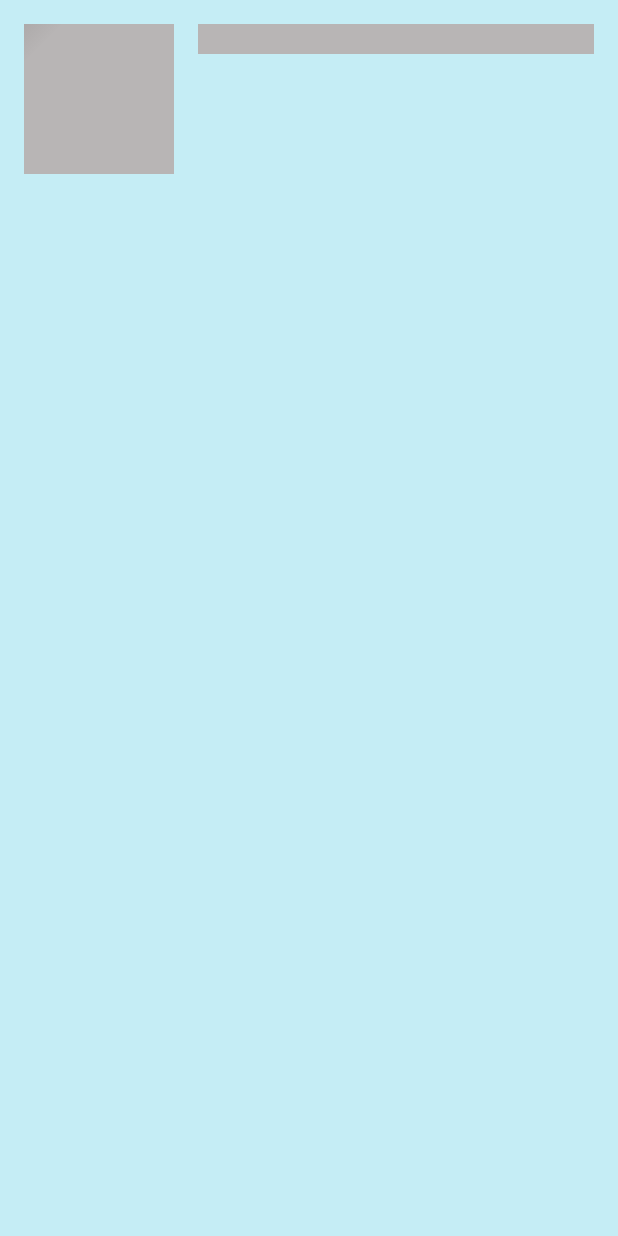
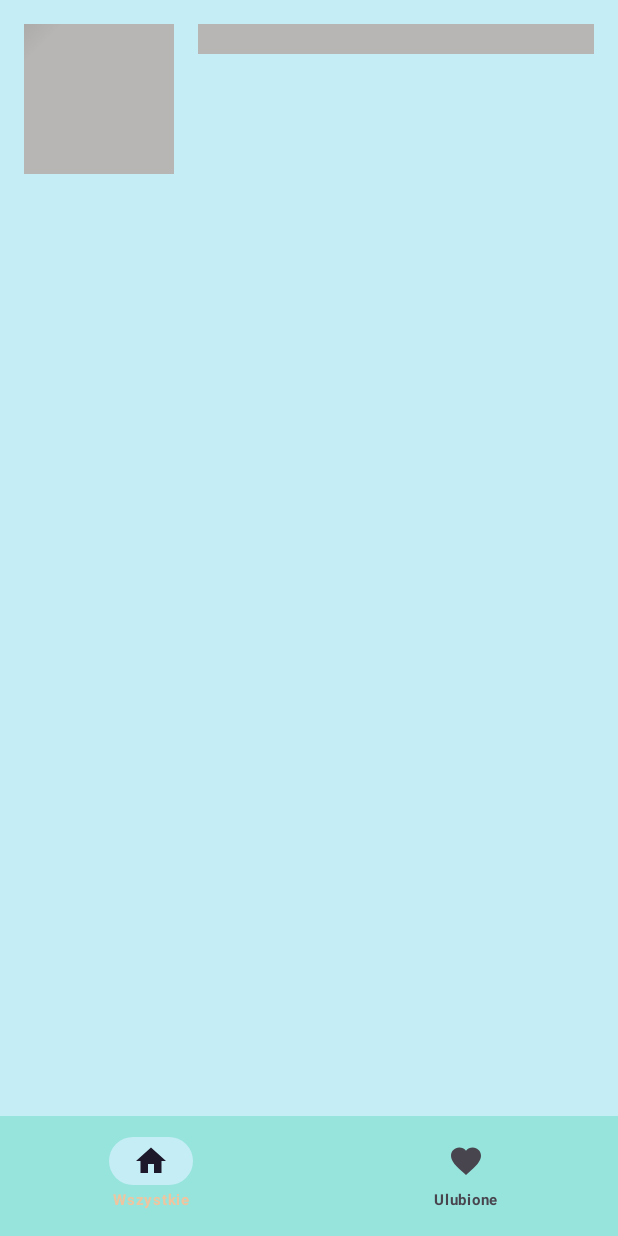
Before and after one commit to texnariO/tanibilet, an Android app built with Jetpack Compose: the screen it shows after launch (MainActivity), on a phone screen of 412 x 824 dp. Run offline under Robolectric (Android 15) with nearby library versions, the phone set to English and light mode, and no system bars; our stand-ins replace Dagger/Hilt's generated code, Room's generated code, Shimmer.

Commit message:
Stop working

```diff
--- a/app/src/main/java/com/example/tanibilet/di/data/AppModule.kt
+++ b/app/src/main/java/com/example/tanibilet/di/data/AppModule.kt
@@ -1,5 +1,6 @@
 package com.example.tanibilet.di.data
 
+import androidx.room.Room
 import dagger.Module
 import dagger.Provides
 import dagger.hilt.InstallIn
@@ -34,4 +35,5 @@ object AppModule {
             .create(DatabaseApi::class.java)
     }
 
+
 }
--- a/app/src/main/java/com/example/tanibilet/presentation/screens/startscreen/StartScreen.kt
+++ b/app/src/main/java/com/example/tanibilet/presentation/screens/startscreen/StartScreen.kt
@@ -1,11 +1,22 @@
 package com.example.tanibilet.presentation.screens.startscreen
 
-import android.util.Log
+
 import androidx.compose.foundation.layout.fillMaxSize
 import androidx.compose.foundation.layout.fillMaxWidth
 import androidx.compose.foundation.layout.padding
 import androidx.compose.foundation.lazy.LazyColumn
 import androidx.compose.foundation.rememberScrollState
+import androidx.compose.material.icons.Icons
+import androidx.compose.material.icons.filled.Favorite
+import androidx.compose.material.icons.filled.Home
+import androidx.compose.material3.Icon
+import androidx.compose.material3.MaterialTheme
+import androidx.compose.material3.NavigationBar
+import androidx.compose.material3.NavigationBarItem
+import androidx.compose.material3.NavigationBarItemColors
+import androidx.compose.material3.NavigationBarItemDefaults
+import androidx.compose.material3.Scaffold
+import androidx.compose.material3.Text
 import androidx.compose.runtime.Composable
 import androidx.compose.runtime.LaunchedEffect
 import androidx.compose.runtime.getValue
@@ -17,28 +28,74 @@ import androidx.hilt.navigation.compose.hiltViewModel
 import androidx.navigation.NavController
 import com.example.tanibilet.presentation.screens.startscreen.elements.ShimmerListItem
 import com.example.tanibilet.presentation.utils.classes.ui.TourCard
+import android.content.Context
 
 @Composable
 fun StartScreen(
     navController: NavController,
     viewModel: StartViewModel = hiltViewModel()
 ) {
-    var isAtEnd by remember { mutableStateOf(false)}
+    var selectedTab by remember { mutableStateOf(0) }
+    val state = viewModel.state
+    Scaffold(
+        bottomBar = {
+            BottomBarNavigation(selectedTab = selectedTab) { tab ->
+                selectedTab = tab
+            }
+        }
+    ) { paddingValues ->
+        LazyColumn(
+            modifier = Modifier
+                .padding(paddingValues)
+                .fillMaxSize()
+        ) {
+            items(1) {
+                ShimmerListItem(
+                    isLoading = state.value.isLoading, contentAffterLoading = {
+                        if (selectedTab == 0) {
+                            viewModel.onEvent(StartScreenEvent.TakeInformationAboutAllTours)
+                            for (tourInfo in state.value.listOffer!!) {
+                                TourCard(tourInfo = tourInfo, navController)
+                            }
+                        }
+                    }, modifier = Modifier
+                        .fillMaxWidth()
+                        .padding(16.dp)
+                )
+            }
+        }
 
-    val scrollState = rememberScrollState()
-    val state = viewModel.state
-    LazyColumn(modifier = Modifier.fillMaxSize(), userScrollEnabled = !isAtEnd){
-        items(1){
-            ShimmerListItem(isLoading = state.value.isLoading, contentAffterLoading = { for(tourInfo in state.value.listOffer!!){
-                TourCard(tourInfo = tourInfo, navController)
-            } }, modifier = Modifier
-                .fillMaxWidth()
-                .padding(16.dp))
-        }
     }
-    LaunchedEffect(scrollState.value){
-        Log.e("Lazy Column",scrollState.maxValue.toString())
-        val maxScroll = scrollState.maxValue
-        isAtEnd = scrollState.value >= maxScroll
+
+
+}
+
+@Composable
+fun BottomBarNavigation(selectedTab: Int, onTabSelected: (Int) -> Unit) {
+    NavigationBar(containerColor = MaterialTheme.colorScheme.tertiary) {
+        NavigationBarItem(
+            selected = selectedTab == 0,
+            onClick = { onTabSelected(0) },
+            icon = {
+                Icon(
+                    imageVector = Icons.Default.Home,
+                    contentDescription = "Home page"
+                )
+            },
+            label = { Text(text = "Wszystkie") },
+            colors = NavigationBarItemDefaults.colors(indicatorColor = MaterialTheme.colorScheme.background)
+        )
+        NavigationBarItem(
+            selected = selectedTab == 1,
+            onClick = { onTabSelected(1) },
+            icon = {
+                Icon(
+                    imageVector = Icons.Default.Favorite,
+                    contentDescription = "Favorite List"
+                )
+            },
+            label = { Text(text = "Ulubione") },
+            colors = NavigationBarItemDefaults.colors(indicatorColor = MaterialTheme.colorScheme.background)
+        )
     }
 }
--- /dev/null
+++ b/app/src/main/java/com/example/tanibilet/presentation/screens/startscreen/StartScreenEvent.kt
@@ -0,0 +1,5 @@
+package com.example.tanibilet.presentation.screens.startscreen
+
+sealed class StartScreenEvent {
+    object TakeInformationAboutAllTours: StartScreenEvent()
+}
--- a/app/src/main/java/com/example/tanibilet/presentation/screens/startscreen/StartState.kt
+++ b/app/src/main/java/com/example/tanibilet/presentation/screens/startscreen/StartState.kt
@@ -4,5 +4,6 @@ import com.example.tanibilet.presentation.utils.classes.TourShortInfo
 
 data class StartState(
     val listOffer: List<TourShortInfo>? = null,
-    val isLoading: Boolean = false,
+    val isLoading: Boolean = true,
+    val listFavoriteOffer: List<TourShortInfo>? = null
 )
```
Also changed, not shown: app/build.gradle.kts (+14 -1 lines), app/src/main/java/com/example/tanibilet/presentation/screens/startscreen/StartViewModel.kt (+100 -13 lines).
